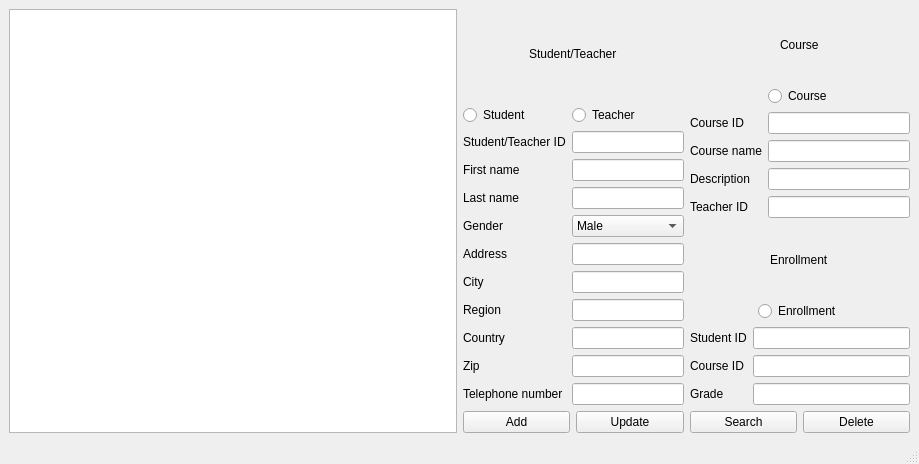
Above: pyqt5.ui from Jamilnineteen91/Course-Database-Management-System before the change. Below: the same form after it.
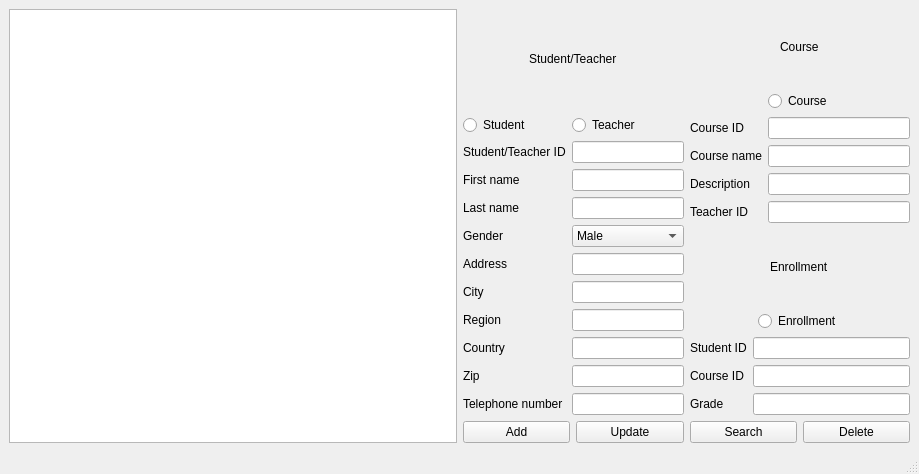
That is the form after the change.

Commit message: swapped listView widget for table view widget

Patch:
```diff
--- a/pyqt5.ui
+++ b/pyqt5.ui
@@ -7,7 +7,7 @@
     <x>0</x>
     <y>0</y>
     <width>919</width>
-    <height>464</height>
+    <height>474</height>
    </rect>
   </property>
   <property name="windowTitle">
@@ -16,7 +16,7 @@
   <widget class="QWidget" name="centralwidget">
    <layout class="QHBoxLayout" name="horizontalLayout">
     <item>
-     <widget class="QListView" name="listView"/>
+     <widget class="QTableView" name="tableView"/>
     </item>
     <item>
      <layout class="QVBoxLayout" name="verticalLayout">
```
